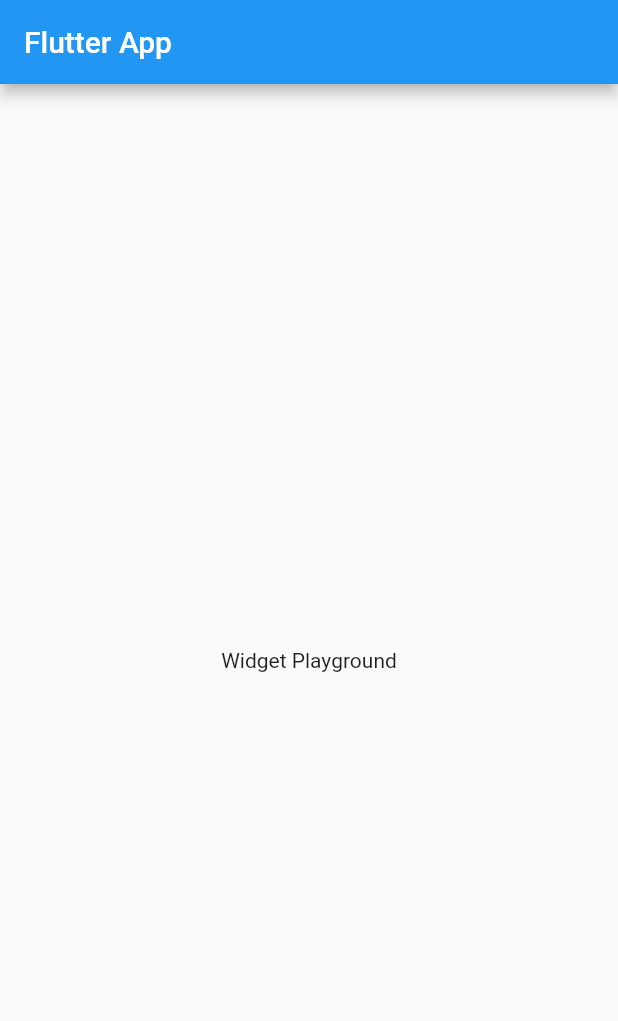
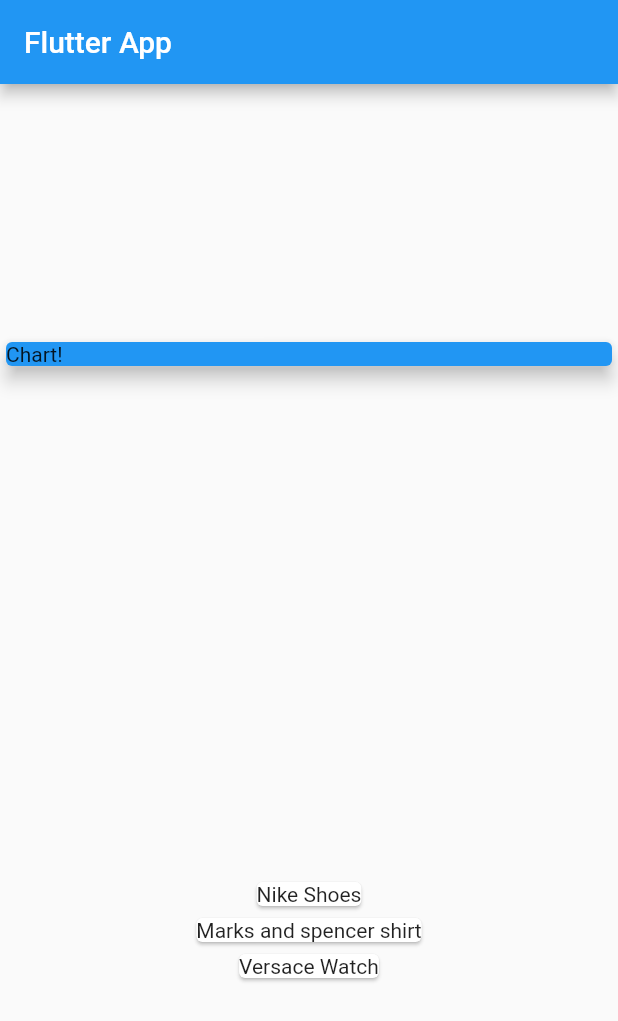
Before and after one commit to eldeeno/personal_expense_app, a Flutter app: the screen it shows after launch, on a phone screen of 412 x 824 dp. Shown: the top 1021 px of the screen. Run offline on Flutter 3.47's test engine with Material 2 defaults, Android fonts, the phone set to English and light mode, and no system bars.

Commit message:
added transactions sample & basic home layout.

```diff
--- a/lib/main.dart
+++ b/lib/main.dart
@@ -1,4 +1,5 @@
 import 'package:flutter/material.dart';
+import 'models/transaction.dart';
 
 void main() => runApp(MyApp());
 
@@ -13,14 +14,50 @@ class MyApp extends StatelessWidget {
 }
 
 class MyHomePage extends StatelessWidget {
+  final List<Transaction> transactions = [
+    Transaction(
+      id: 't1',
+      title: 'Nike Shoes',
+      amount: 2500,
+      date: DateTime.now(),
+    ),
+    Transaction(
+      id: 't2',
+      title: 'Marks and spencer shirt',
+      amount: 7000,
+      date: DateTime.now(),
+    ),
+    Transaction(
+      id: 't3',
+      title: 'Versace Watch',
+      amount: 25000,
+      date: DateTime.now(),
+    ),
+  ];
 
   @override
   Widget build(BuildContext context) {
     return Scaffold(
-      appBar: AppBar(
-        title: Text('Flutter App'),
-      ),
-      body: Center(child: Text('Widget Playground'),)
-    );
+        appBar: AppBar(
+          title: Text('Flutter App'),
+        ),
+        body: Column(
+          mainAxisAlignment: MainAxisAlignment.spaceAround,
+          crossAxisAlignment: CrossAxisAlignment.stretch,
+          children: <Widget>[
+            Container(
+              width: double.infinity,
+              child:
+                  Card(color: Colors.blue, child: Text('Chart!'), elevation: 5),
+            ),
+            Column(
+              children: transactions.map((tx) {
+                return Card(
+                  child: Text(tx.title),
+                );
+              }).toList(),
+            ),
+          ],
+        ));
   }
 }
--- a/lib/models/transaction.dart
+++ b/lib/models/transaction.dart
@@ -1,6 +1,15 @@
+import 'package:flutter/cupertino.dart';
+
 class Transaction {
   String id;
   String title;
   double amount;
   DateTime date;
+
+  Transaction({
+    @required this.id,
+    @required this.title,
+    @required this.amount,
+    @required this.date,
+  });
 }
```
